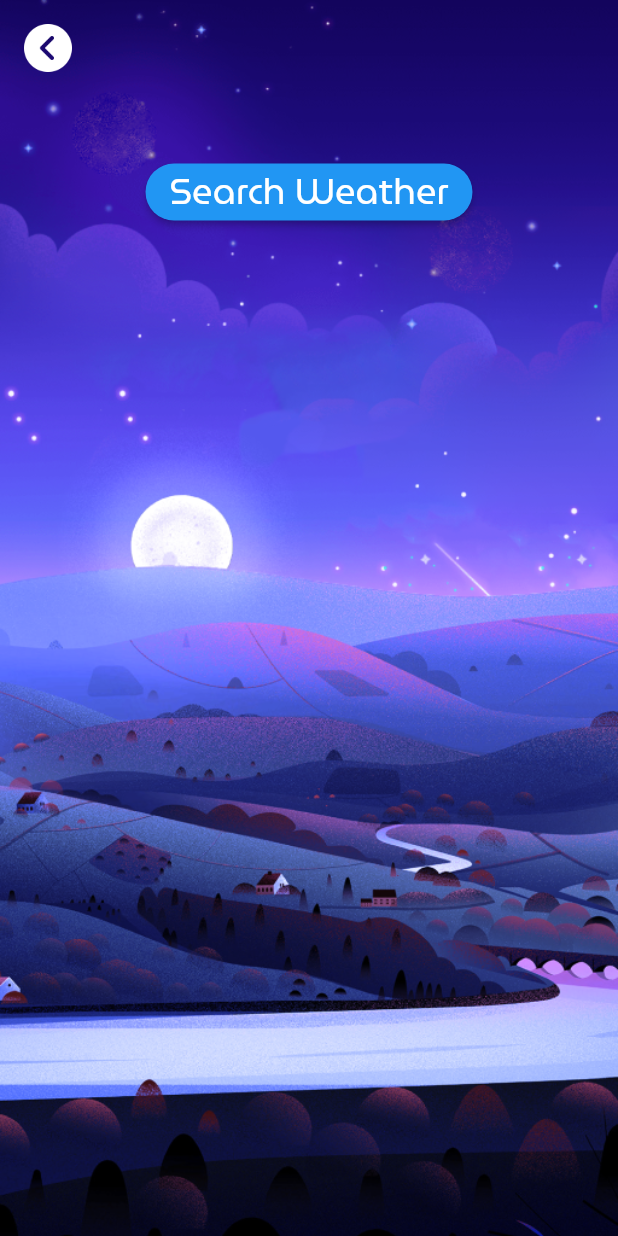
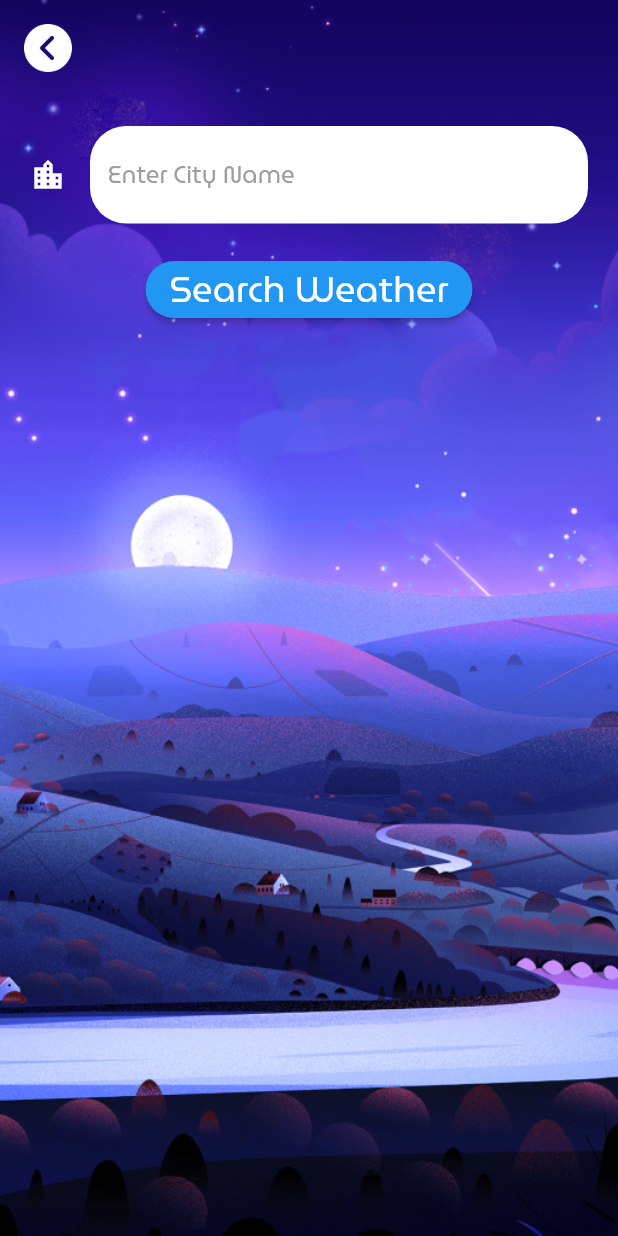
Before and after one commit to MAHMUDURRAHMANARNOB/weather_app, a Flutter app: the CityScreen screen opened directly, on a phone screen of 412 x 824 dp. Run offline on Flutter 3.47's test engine with Material 2 defaults, Android fonts, the phone set to English and light mode, and no system bars; our stand-ins replace flutter_spinkit, geolocator.

Commit message:
feat: Data Retrived by searching
Fetched data by searching City using api
-> String url = "$openWeatherMapURL?q=$cityName&appid=$apiKey&units=metric";
and updated ui according to that

```diff
--- a/lib/screens/city_screen.dart
+++ b/lib/screens/city_screen.dart
@@ -9,6 +9,7 @@ class CityScreen extends StatefulWidget {
 }
 
 class CityScreenState extends State<CityScreen> {
+  String cityName = '';
   @override
   Widget build(BuildContext context) {
     return Scaffold(
@@ -40,13 +41,44 @@ class CityScreenState extends State<CityScreen> {
               ),
               Container(
                 padding: EdgeInsets.all(20.0),
-                child: null,
+                child: TextField(
+                  style: TextStyle(
+                    fontFamily: 'Museo Moderno',
+                    color: Colors.black,
+                  ),
+                  decoration: /*InputDecoration(
+                    filled: true, //for making a shadow
+                    fillColor: Colors.white,
+                    icon: Icon(
+                      Icons.location_city,
+                      color: Colors.white,
+                    ),
+                    hintText: 'Enter Your City',
+                    hintStyle: TextStyle(
+                      fontFamily: 'Museo Moderno',
+                      color: Colors.grey,
+                    ),
+                    border: OutlineInputBorder(
+                      borderRadius: BorderRadius.all(
+                        Radius.circular(20.4),
+                      ),
+                      borderSide: BorderSide.none,
+                    ),
+                  ),*/
+                      kTextFieldInputDecoration,
+                  onChanged: (value) {
+                    cityName = value;
+                  },
+                ),
               ),
               ElevatedButton(
                 style: ElevatedButton.styleFrom(
                   shape: StadiumBorder(),
                 ),
-                onPressed: () {},
+                onPressed: () {
+                  Navigator.pop(context, cityName);
+                  print(cityName);
+                },
                 child: Text(
                   'Search Weather',
                   style: kButtonTextStyle,
```
Also changed, not shown: lib/screens/location_screen.dart (+9 -3 lines), lib/services/weather.dart (+7 -0 lines).
